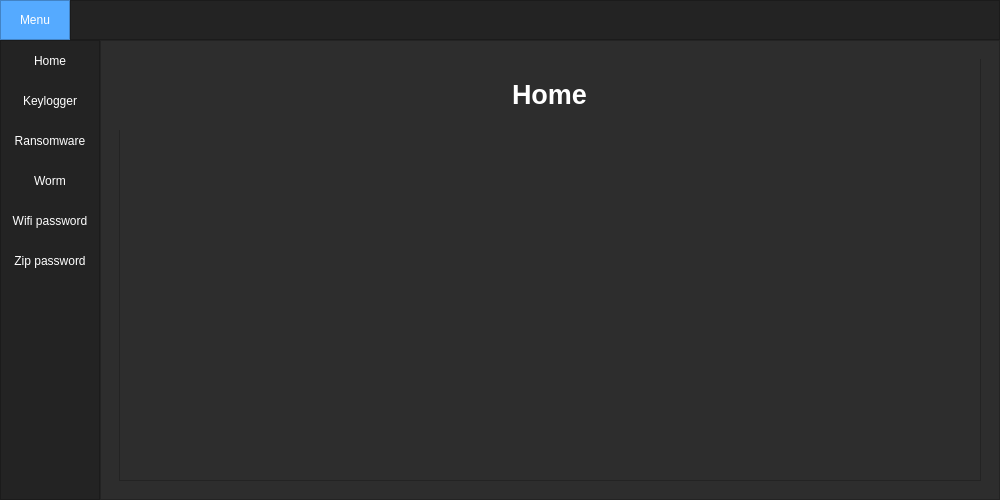
The window that ui/app_ui.ui (piotrWaw1/cybersecurity-project) describes before a commit, drawn with Qt 5.
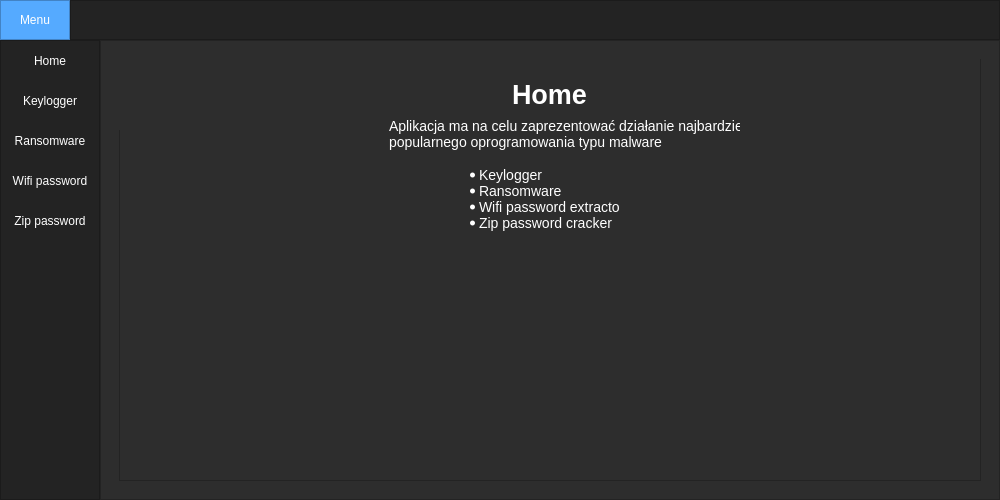
The same window after the commit. The open tabs and pages were chosen to show the change.

Diff of the .ui file:
```diff
--- a/ui/app_ui.ui
+++ b/ui/app_ui.ui
@@ -292,29 +292,6 @@
                </property>
               </widget>
              </item>
-             <item>
-              <widget class="QPushButton" name="worm_button">
-               <property name="minimumSize">
-                <size>
-                 <width>0</width>
-                 <height>40</height>
-                </size>
-               </property>
-               <property name="styleSheet">
-                <string notr="true">QPushButton {
-	color: rgb(255, 255, 255);
-	background-color: rgb(35, 35, 35);
-	border: 0px solid;
-}
-QPushButton:hover {
-	background-color: rgb(85, 170, 255);
-}</string>
-               </property>
-               <property name="text">
-                <string>Worm</string>
-               </property>
-              </widget>
-             </item>
              <item>
               <widget class="QPushButton" name="wifi_button">
                <property name="minimumSize">
@@ -420,6 +397,41 @@
                   <set>Qt::AlignCenter</set>
                  </property>
                 </widget>
+                <widget class="QLabel" name="label_19">
+                 <property name="geometry">
+                  <rect>
+                   <x>270</x>
+                   <y>50</y>
+                   <width>351</width>
+                   <height>51</height>
+                  </rect>
+                 </property>
+                 <property name="text">
+                  <string>&lt;html&gt;&lt;head/&gt;&lt;body&gt;&lt;p&gt;&lt;span style=&quot; font-size:14px;&quot;&gt;Aplikacja ma na celu zaprezentować działanie najbardziej&lt;br/&gt;popularnego oprogramowania typu malware&lt;/span&gt;&lt;/p&gt;&lt;/body&gt;&lt;/html&gt;</string>
+                 </property>
+                </widget>
+                <widget class="QLabel" name="label_20">
+                 <property name="geometry">
+                  <rect>
+                   <x>320</x>
+                   <y>100</y>
+                   <width>181</width>
+                   <height>81</height>
+                  </rect>
+                 </property>
+                 <property name="text">
+                  <string>&lt;html&gt;&lt;head/&gt;
+&lt;body&gt;
+	&lt;ul style=&quot;font-size: 14px;&quot;&gt; 
+		&lt;li&gt;Keylogger&lt;/li&gt;
+		&lt;li&gt;Ransomware&lt;/li&gt;
+		&lt;li&gt;Wifi password extractor&lt;/li&gt;
+		&lt;li&gt;Zip password cracker&lt;/li&gt;
+	&lt;/ul&gt;
+
+&lt;/body&gt;&lt;/html&gt;</string>
+                 </property>
+                </widget>
                </widget>
               </item>
              </layout>
```
Left out of the diff: 2 changed lines with no effect on the pictures.
